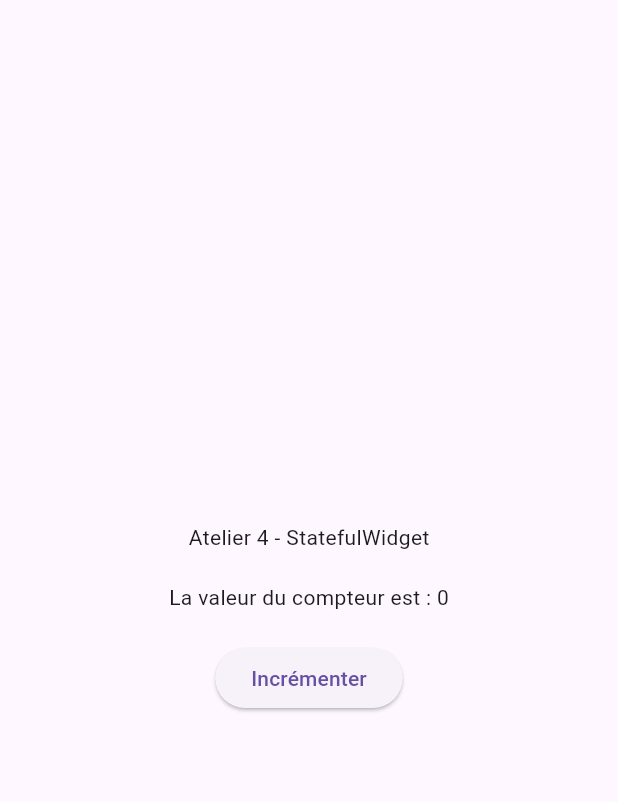
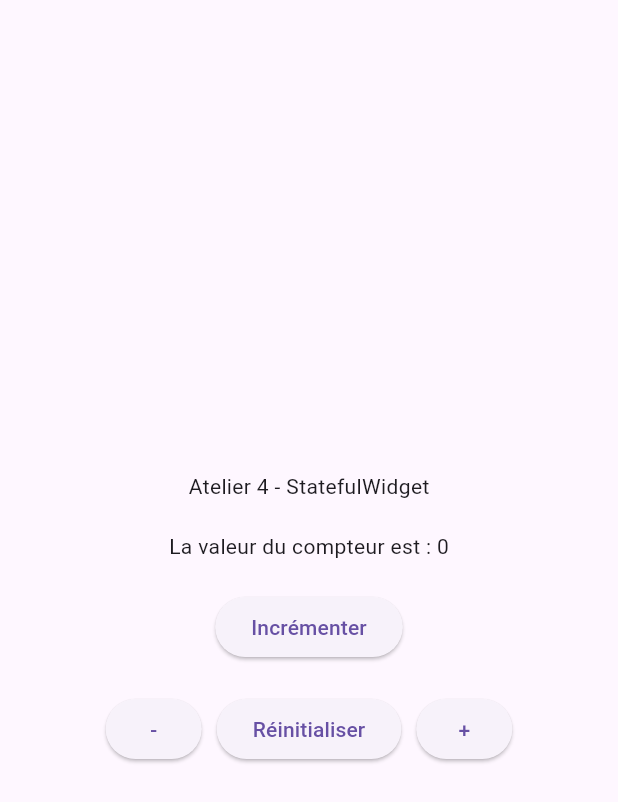
Before and after one commit to Imadboudeuf/Atelier-04-Stateless-et-Stateful, a Flutter app: the screen it shows after launch, on a phone screen of 412 x 824 dp. Shown: the top 802 px of the screen. Run offline on Flutter 3.47's test engine with Material 3 defaults, Android fonts, the phone set to English and light mode, and no system bars.

Commit message:
ajout des boutons de contrôle

```diff
--- a/lib/main.dart
+++ b/lib/main.dart
@@ -26,7 +26,6 @@ class _MyWidgetState extends State<MyWidget> {
               const SizedBox(height: 20),
 
               Text("La valeur du compteur est : $compteur"),
-
               const SizedBox(height: 20),
 
               ElevatedButton(
@@ -37,6 +36,44 @@ class _MyWidgetState extends State<MyWidget> {
                 },
                 child: const Text("Incrémenter"),
               ),
+
+              const SizedBox(height: 20),
+
+              Row(
+                mainAxisAlignment: MainAxisAlignment.center,
+                children: [
+                  ElevatedButton(
+                    onPressed: () {
+                      setState(() {
+                        compteur--;
+                      });
+                    },
+                    child: const Text("-"),
+                  ),
+
+                  const SizedBox(width: 10),
+
+                  ElevatedButton(
+                    onPressed: () {
+                      setState(() {
+                        compteur = 0;
+                      });
+                    },
+                    child: const Text("Réinitialiser"),
+                  ),
+
+                  const SizedBox(width: 10),
+
+                  ElevatedButton(
+                    onPressed: () {
+                      setState(() {
+                        compteur++;
+                      });
+                    },
+                    child: const Text("+"),
+                  ),
+                ],
+              ),
             ],
           ),
         ),
```
